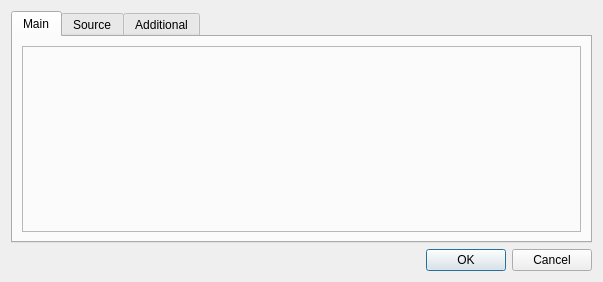
Above: data/gui/dlg_source_edit.ui from KarolBedkowski/mna before the change. Below: the same form after it.
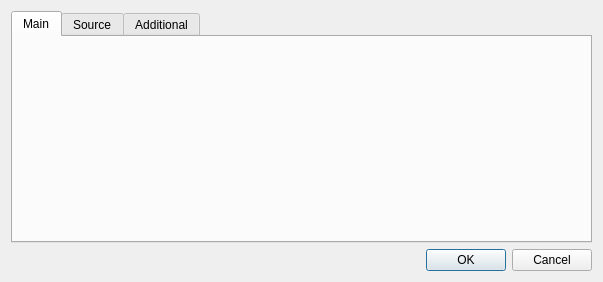
That is the form after the change.

Commit message: one, common dialog for edditing sources

The edit to the form file:
```diff
--- a/data/gui/dlg_source_edit.ui
+++ b/data/gui/dlg_source_edit.ui
@@ -25,14 +25,7 @@
       </attribute>
       <layout class="QVBoxLayout" name="verticalLayout_2">
        <item>
-        <widget class="QFrame" name="frame">
-         <property name="frameShape">
-          <enum>QFrame::StyledPanel</enum>
-         </property>
-         <property name="frameShadow">
-          <enum>QFrame::Raised</enum>
-         </property>
-        </widget>
+        <layout class="QVBoxLayout" name="l_main_opt"/>
        </item>
       </layout>
      </widget>
```
Left out of the diff: 17 changed lines with no effect on the pictures. The commit also changes 5 other files.
